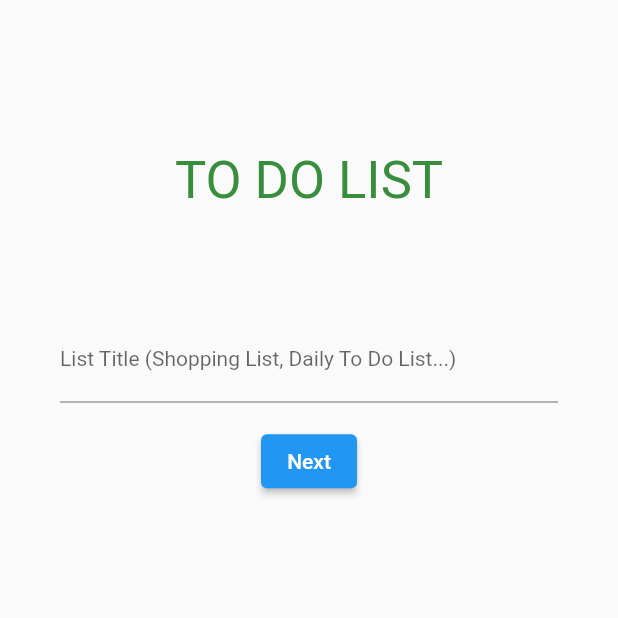
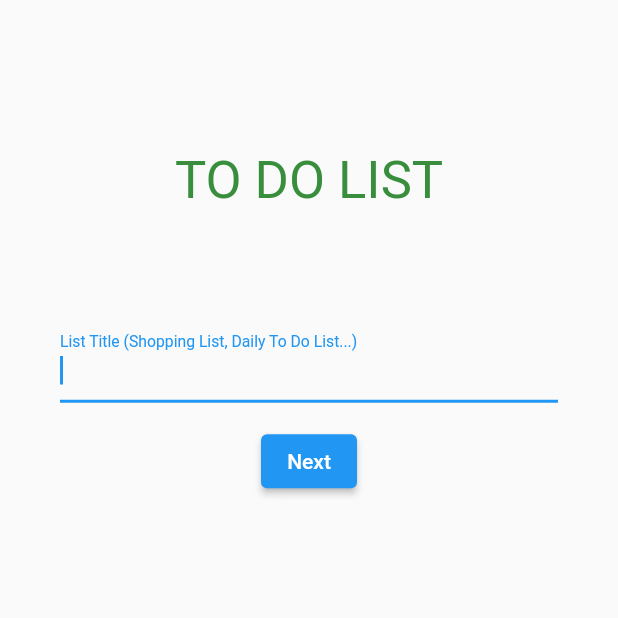
Before and after one commit to egemenongel/to-do-list, a Flutter app: the screen it shows after launch, on a phone screen of 412 x 824 dp, the top half of it. Run offline on Flutter 3.47's test engine with Material 2 defaults, Android fonts, the phone set to English and light mode, and no system bars.

```diff
--- a/lib/pages/add_list_page.dart
+++ b/lib/pages/add_list_page.dart
@@ -42,6 +42,7 @@ class _AddListPage extends State<AddListPage> {
               child: TextFormField(
                 controller: taskTitle,
                 decoration: InputDecoration(labelText: "New Task"),
+                autofocus: true,
               ),
               key: _key,
             ),
@@ -69,7 +70,7 @@ class _AddListPage extends State<AddListPage> {
                         icon: Icon(Icons.remove_circle),
                         onPressed: () {
                           setState(() {
-                            _listContainerModel.listContainer[index]
+                            _listContainerModel.listContainer[0]
                                 .removeTaskAt(index);
                           });
                         },
--- a/lib/pages/home_page.dart
+++ b/lib/pages/home_page.dart
@@ -110,7 +110,7 @@ class _HomePageState extends State<HomePage> {
               //       },
               //     )),
               Container(
-                margin: EdgeInsets.only(left: 60),
+                margin: EdgeInsets.only(left: 30),
                 child: Column(
                   children: [
                     Text(
@@ -119,7 +119,7 @@ class _HomePageState extends State<HomePage> {
                           TextStyle(fontWeight: FontWeight.bold, fontSize: 19),
                     ),
                     Container(
-                      width: 200,
+                      width: 300,
                       height: 400,
                       child: ListView.builder(
                           itemCount: _listContainer[0].taskList.length,
--- a/lib/pages/list_title_page.dart
+++ b/lib/pages/list_title_page.dart
@@ -14,7 +14,6 @@ class ListTitlePage extends StatefulWidget {
 }
 
 class _ListTitlePage extends State<ListTitlePage> {
-  @override
   @override
   Widget build(BuildContext context) {
     var listTitle = TextEditingController();
@@ -44,6 +43,7 @@ class _ListTitlePage extends State<ListTitlePage> {
                     labelText:
                         "List Title (Shopping List, Daily To Do List...)",
                     labelStyle: TextStyle(fontSize: 14)),
+                autofocus: true,
               ),
             ),
           ),
```
